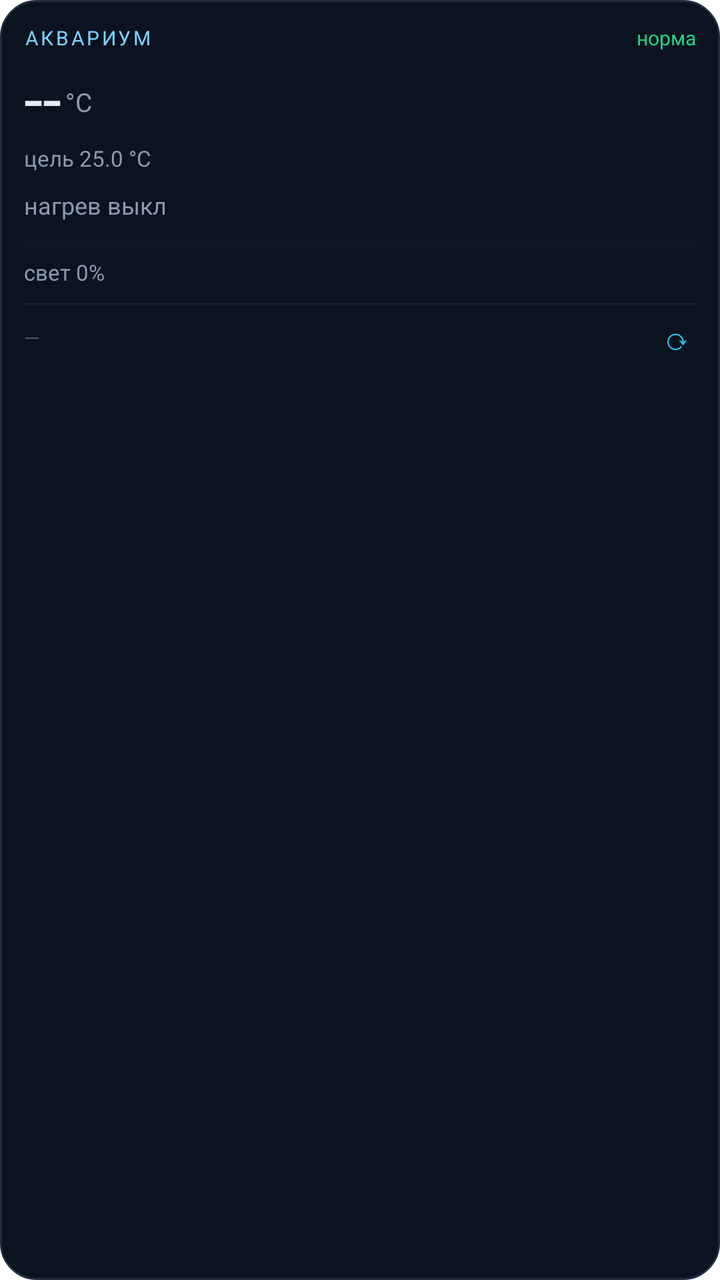
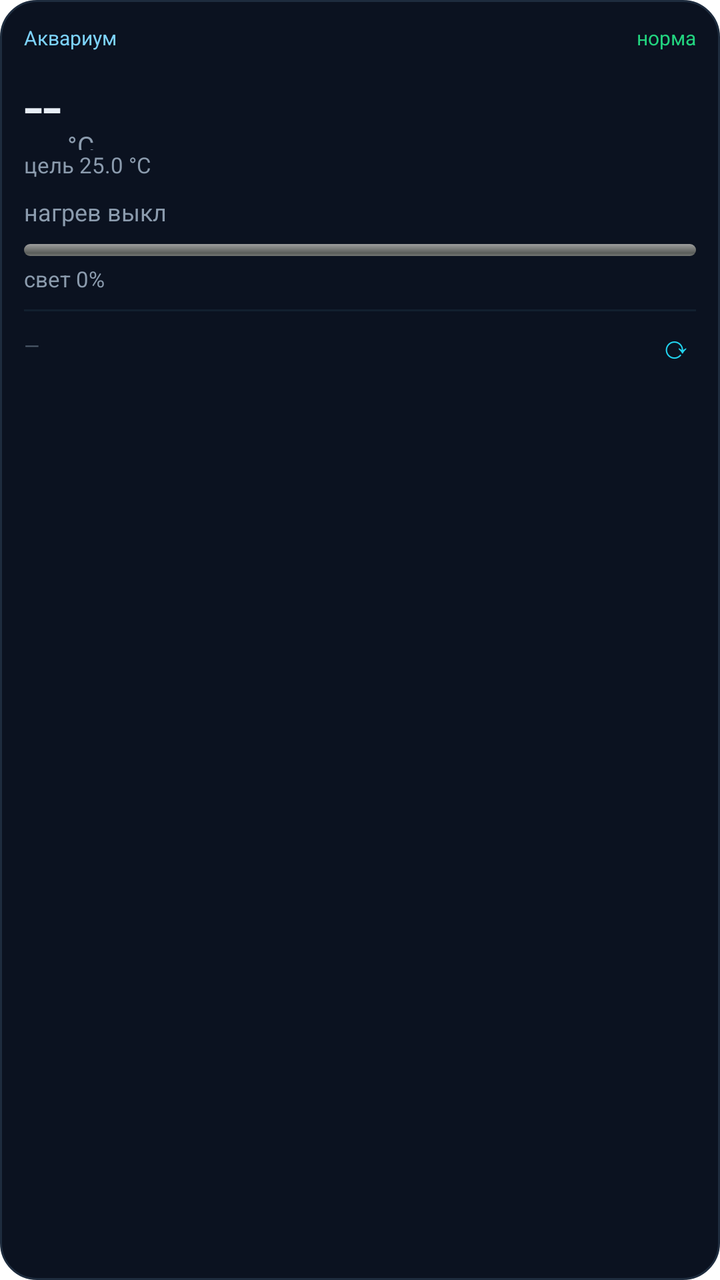

Screens rendered from an Android XML layout before and after an edit, with the pre-edit source and the edit as a unified diff.
<!-- AndroidManifest.xml: fallback theme Theme.MaterialComponents.DayNight.NoActionBar -->
<!-- res/layout/widget.xml -->
<?xml version="1.0" encoding="utf-8"?>
<LinearLayout xmlns:android="http://schemas.android.com/apk/res/android"
    android:id="@+id/wRoot"
    android:layout_width="match_parent"
    android:layout_height="match_parent"
    android:orientation="vertical"
    android:background="@drawable/widget_bg"
    android:padding="12dp">

    <LinearLayout
        android:layout_width="match_parent"
        android:layout_height="wrap_content"
        android:orientation="horizontal"
        android:gravity="center_vertical">

        <TextView
            android:id="@+id/wName"
            android:layout_width="0dp"
            android:layout_height="wrap_content"
            android:layout_weight="1"
            android:maxLines="1"
            android:ellipsize="end"
            android:text="Аквариум"
            android:textColor="#7DD3FC"
            android:textSize="10sp"
            android:letterSpacing="0.12"
            android:textAllCaps="true" />

        <TextView
            android:id="@+id/wStatus"
            android:layout_width="wrap_content"
            android:layout_height="wrap_content"
            android:text="норма"
            android:textColor="#22D37F"
            android:textSize="10sp" />
    </LinearLayout>

    <LinearLayout
        android:layout_width="match_parent"
        android:layout_height="wrap_content"
        android:orientation="horizontal"
        android:gravity="bottom"
        android:layout_marginTop="6dp">

        <TextView
            android:id="@+id/wTemp"
            android:layout_width="wrap_content"
            android:layout_height="wrap_content"
            android:text="--"
            android:textColor="#E8EEF6"
            android:textSize="34sp"
            android:includeFontPadding="false" />

        <TextView
            android:id="@+id/wUnit"
            android:layout_width="wrap_content"
            android:layout_height="wrap_content"
            android:text="°C"
            android:textColor="#8B9BAD"
            android:textSize="13sp"
            android:layout_marginStart="2dp"
            android:layout_marginBottom="6dp" />
    </LinearLayout>

    <TextView
        android:id="@+id/wSp"
        android:layout_width="match_parent"
        android:layout_height="wrap_content"
        android:text="цель 25.0 °C"
        android:textColor="#8B9BAD"
        android:textSize="11sp" />

    <TextView
        android:id="@+id/wHeat"
        android:layout_width="match_parent"
        android:layout_height="wrap_content"
        android:layout_marginTop="8dp"
        android:text="нагрев выкл"
        android:textColor="#8B9BAD"
        android:textSize="12sp" />

    <ProgressBar
        android:id="@+id/wLightBar"
        style="?android:attr/progressBarStyleHorizontal"
        android:layout_width="match_parent"
        android:layout_height="6dp"
        android:layout_marginTop="8dp"
        android:max="100"
        android:progress="0"
        android:progressTint="#22D3EE"
        android:progressBackgroundTint="#1B2A3C" />

    <TextView
        android:id="@+id/wLight"
        android:layout_width="match_parent"
        android:layout_height="wrap_content"
        android:layout_marginTop="4dp"
        android:text="свет 0%"
        android:textColor="#8B9BAD"
        android:textSize="11sp" />

    <View
        android:layout_width="match_parent"
        android:layout_height="1dp"
        android:layout_marginTop="8dp"
        android:background="#12202F" />

    <LinearLayout
        android:layout_width="match_parent"
        android:layout_height="wrap_content"
        android:orientation="horizontal"
        android:layout_marginTop="6dp"
        android:gravity="center_vertical">

        <TextView
            android:id="@+id/wFoot"
            android:layout_width="0dp"
            android:layout_height="wrap_content"
            android:layout_weight="1"
            android:maxLines="1"
            android:ellipsize="end"
            android:text="—"
            android:textColor="#4D5B6B"
            android:textSize="10sp" />

        <TextView
            android:id="@+id/wRefresh"
            android:layout_width="wrap_content"
            android:layout_height="wrap_content"
            android:paddingStart="8dp"
            android:paddingEnd="2dp"
            android:text="⟳"
            android:textColor="#22D3EE"
            android:textSize="15sp" />
    </LinearLayout>
</LinearLayout>
<!-- resources referenced by this layout -->
<resources>
  <!-- drawable widget_bg (drawable) -->
  <?xml version="1.0" encoding="utf-8"?>
  <shape xmlns:android="http://schemas.android.com/apk/res/android" android:shape="rectangle">
      <solid android:color="#0B1220" />
      <stroke android:width="1dp" android:color="#1E2C3E" />
      <corners android:radius="18dp" />
  </shape>
</resources>

<!-- the commit's change to res/layout/widget.xml (unified diff, before → after) -->
@@ -22,9 +22,7 @@
             android:ellipsize="end"
             android:text="Аквариум"
             android:textColor="#7DD3FC"
-            android:textSize="10sp"
-            android:letterSpacing="0.12"
-            android:textAllCaps="true" />
+            android:textSize="10sp" />
 
         <TextView
             android:id="@+id/wStatus"
@@ -39,8 +37,7 @@
         android:layout_width="match_parent"
         android:layout_height="wrap_content"
         android:orientation="horizontal"
-        android:gravity="bottom"
-        android:layout_marginTop="6dp">
+        android:layout_marginTop="4dp">
 
         <TextView
             android:id="@+id/wTemp"
@@ -48,8 +45,7 @@
             android:layout_height="wrap_content"
             android:text="--"
             android:textColor="#E8EEF6"
-            android:textSize="34sp"
-            android:includeFontPadding="false" />
+            android:textSize="34sp" />
 
         <TextView
             android:id="@+id/wUnit"
@@ -58,8 +54,8 @@
             android:text="°C"
             android:textColor="#8B9BAD"
             android:textSize="13sp"
-            android:layout_marginStart="2dp"
-            android:layout_marginBottom="6dp" />
+            android:layout_marginStart="3dp"
+            android:layout_marginTop="12dp" />
     </LinearLayout>
 
     <TextView
@@ -81,14 +77,12 @@
 
     <ProgressBar
         android:id="@+id/wLightBar"
-        style="?android:attr/progressBarStyleHorizontal"
+        style="@android:style/Widget.ProgressBar.Horizontal"
         android:layout_width="match_parent"
         android:layout_height="6dp"
         android:layout_marginTop="8dp"
         android:max="100"
-        android:progress="0"
-        android:progressTint="#22D3EE"
-        android:progressBackgroundTint="#1B2A3C" />
+        android:progress="0" />
 
     <TextView
         android:id="@+id/wLight"
@@ -99,7 +93,8 @@
         android:textColor="#8B9BAD"
         android:textSize="11sp" />
 
-    <View
+    <TextView
+        android:id="@+id/wDivider"
         android:layout_width="match_parent"
         android:layout_height="1dp"
         android:layout_marginTop="8dp"
@@ -127,10 +122,10 @@
             android:id="@+id/wRefresh"
             android:layout_width="wrap_content"
             android:layout_height="wrap_content"
-            android:paddingStart="8dp"
+            android:paddingStart="10dp"
             android:paddingEnd="2dp"
             android:text="⟳"
             android:textColor="#22D3EE"
-            android:textSize="15sp" />
+            android:textSize="16sp" />
     </LinearLayout>
 </LinearLayout>
